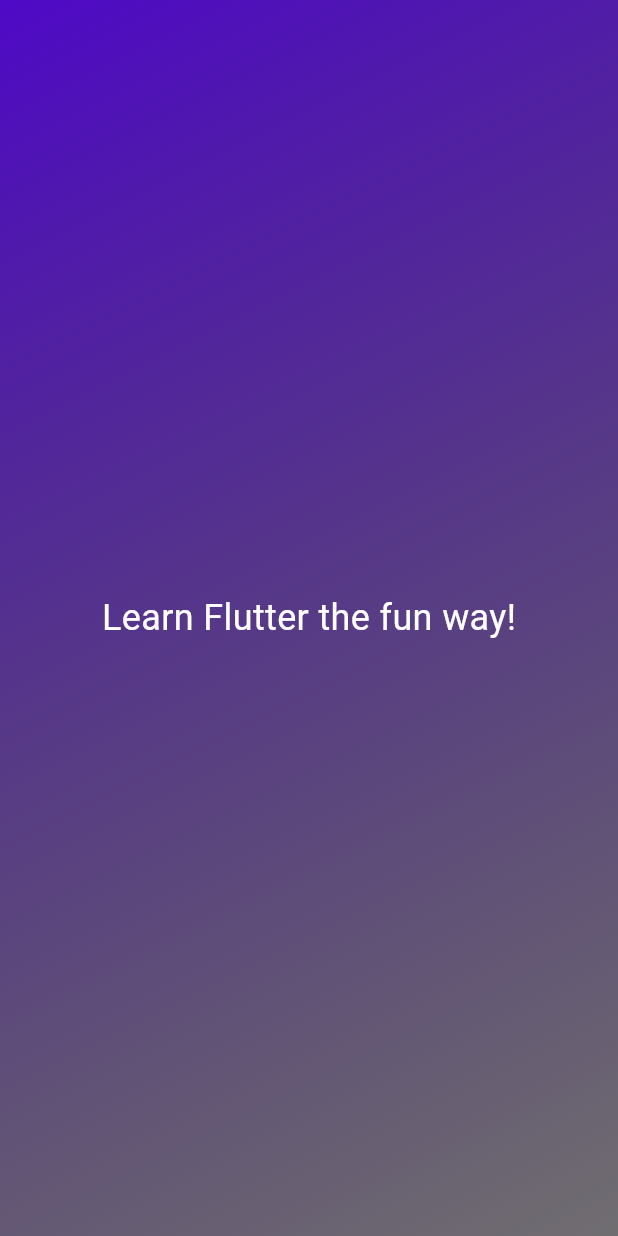
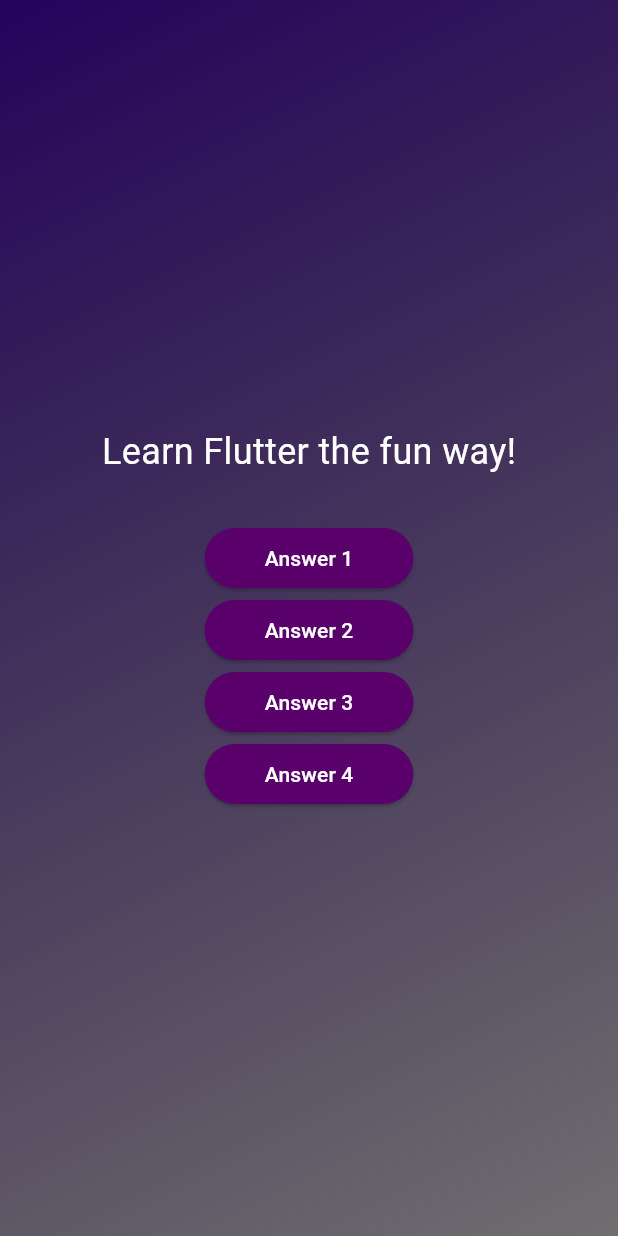
Before and after one commit to bielaragaoo/flutter_quiz, a Flutter app: the screen it shows after launch, after a tap on "Start Quiz", on a phone screen of 412 x 824 dp. Run offline on Flutter 3.47's test engine with Material 3 defaults, Android fonts, the phone set to English and light mode, and no system bars.

Commit message:
feat: reusable buttons and questions data

```diff
--- /dev/null
+++ b/lib/answer_button.dart
@@ -0,0 +1,27 @@
+import 'package:flutter/material.dart';
+
+class AnswerButton extends StatelessWidget {
+  const AnswerButton(
+      {super.key, required this.answerText, required this.onTap});
+
+  final String answerText;
+  final void Function() onTap;
+
+  @override
+  Widget build(BuildContext context) {
+    return ElevatedButton(
+      onPressed: onTap,
+      style: ElevatedButton.styleFrom(
+          padding: EdgeInsets.symmetric(
+            vertical: 10,
+            horizontal: 40,
+          ),
+          backgroundColor: const Color.fromARGB(255, 90, 0, 106),
+          foregroundColor: Colors.white,
+          shape: RoundedRectangleBorder(
+            borderRadius: BorderRadius.circular(40),
+          )),
+      child: Text(answerText),
+    );
+  }
+}
--- /dev/null
+++ b/lib/data/questions.dart
@@ -0,0 +1,55 @@
+import 'package:flutter_quiz/models/quiz_question.dart';
+
+const questions = [
+  QuizQuestion(
+    'What are the main building blocks of Flutter UIs?',
+    [
+      'Widgets',
+      'Components',
+      'Blocks',
+      'Functions',
+    ],
+  ),
+  QuizQuestion('How are Flutter UIs built?', [
+    'By combining widgets in code',
+    'By combining widgets in a visual editor',
+    'By defining widgets in config files',
+    'By using XCode for iOS and Android Studio for Android',
+  ]),
+  QuizQuestion(
+    'What\'s the purpose of a StatefulWidget?',
+    [
+      'Update UI as data changes',
+      'Update data as UI changes',
+      'Ignore data changes',
+      'Render UI that does not depend on data',
+    ],
+  ),
+  QuizQuestion(
+    'Which widget should you try to use more often: StatelessWidget or StatefulWidget?',
+    [
+      'StatelessWidget',
+      'StatefulWidget',
+      'Both are equally good',
+      'None of the above',
+    ],
+  ),
+  QuizQuestion(
+    'What happens if you change data in a StatelessWidget?',
+    [
+      'The UI is not updated',
+      'The UI is updated',
+      'The closest StatefulWidget is updated',
+      'Any nested StatefulWidgets are updated',
+    ],
+  ),
+  QuizQuestion(
+    'How should you update data inside of StatefulWidgets?',
+    [
+      'By calling setState()',
+      'By calling updateData()',
+      'By calling updateUI()',
+      'By calling updateState()',
+    ],
+  ),
+];
--- /dev/null
+++ b/lib/models/quiz_question.dart
@@ -0,0 +1,6 @@
+class QuizQuestion {
+  const QuizQuestion(this.text, this.answer);
+
+  final String text;
+  final List<String> answer;
+}
--- a/lib/questions_screen.dart
+++ b/lib/questions_screen.dart
@@ -1,4 +1,5 @@
 import 'package:flutter/material.dart';
+import 'package:flutter_quiz/answer_button.dart';
 
 class QuestionsScreen extends StatefulWidget {
   const QuestionsScreen({super.key});
@@ -16,8 +17,15 @@ class _QuestionsScreenState extends State<QuestionsScreen> {
       child: Column(
         mainAxisSize: MainAxisSize.min,
         children: [
-          Text('Learn Flutter the fun way!',
-              style: TextStyle(color: Colors.white, fontSize: 24)),
+          Text(
+            'Learn Flutter the fun way!',
+            style: TextStyle(color: Colors.white, fontSize: 24),
+          ),
+          SizedBox(height: 30),
+          AnswerButton(answerText: 'Answer 1', onTap: () {}),
+          AnswerButton(answerText: 'Answer 2', onTap: () {}),
+          AnswerButton(answerText: 'Answer 3', onTap: () {}),
+          AnswerButton(answerText: 'Answer 4', onTap: () {}),
         ],
       ),
     );
--- a/lib/quiz.dart
+++ b/lib/quiz.dart
@@ -22,18 +22,22 @@ class _QuizState extends State<Quiz> {
 
   @override
   Widget build(context) {
+    Widget screenWidget = StartScreen(switchScreen);
+
+    if (activeScreen == 'questions-screen') {
+      screenWidget = QuestionsScreen();
+    }
+
     return MaterialApp(
       home: Scaffold(
         body: Container(
           decoration: BoxDecoration(
             gradient: LinearGradient(colors: [
-              const Color.fromARGB(255, 79, 9, 199),
+              const Color.fromARGB(255, 36, 3, 92),
               const Color.fromARGB(142, 0, 0, 0)
             ], begin: Alignment.topLeft, end: Alignment.bottomRight),
           ),
-          child: activeScreen == 'start-screen'
-              ? StartScreen(switchScreen)
-              : const QuestionsScreen(),
+          child: screenWidget,
         ),
       ),
     );
```
